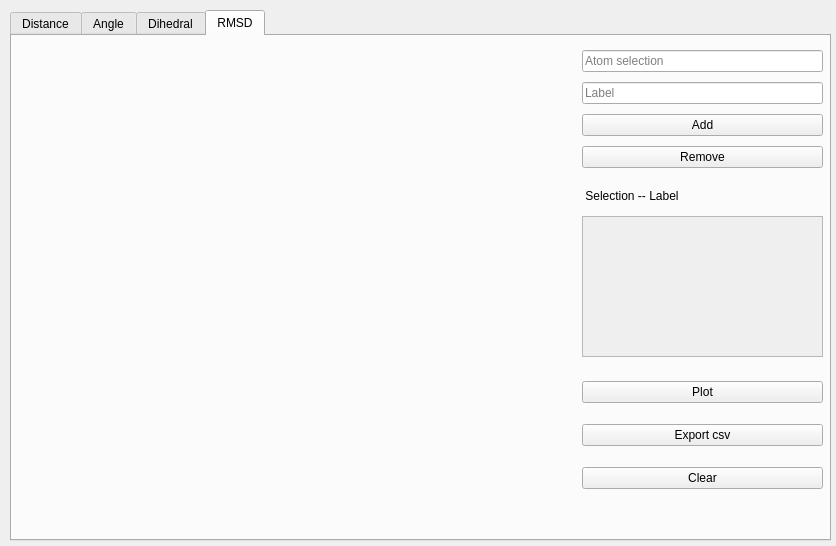
The window that ui_files/measures.ui (CAMDgraz/SmarTSzyme_plugin) describes before a commit, drawn with Qt 5.
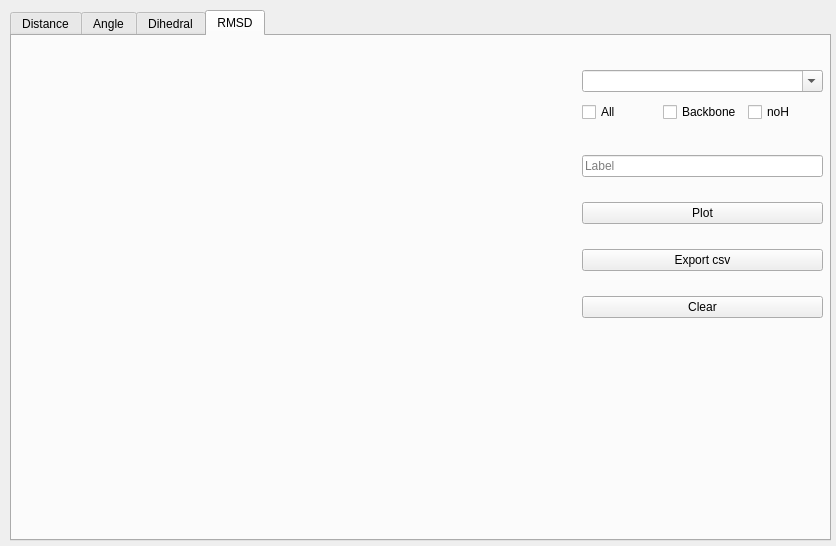
The same window after the commit. The open tabs and pages were chosen to show the change.

What changed in the file:
```diff
--- a/ui_files/measures.ui
+++ b/ui_files/measures.ui
@@ -401,77 +401,80 @@
        <height>481</height>
       </rect>
      </property>
-     <layout class="QVBoxLayout" name="verticalLayout_4"/>
+     <layout class="QVBoxLayout" name="verticalLayout_4">
+      <item>
+       <layout class="QVBoxLayout" name="verticalLayout_7">
+        <item>
+         <layout class="QHBoxLayout" name="horizontalLayout_5"/>
+        </item>
+       </layout>
+      </item>
+     </layout>
     </widget>
     <widget class="QWidget" name="verticalLayoutWidget_8">
      <property name="geometry">
       <rect>
        <x>570</x>
-       <y>10</y>
+       <y>30</y>
        <width>241</width>
-       <height>126</height>
+       <height>61</height>
       </rect>
      </property>
-     <layout class="QVBoxLayout" name="verticalLayout_7">
+     <layout class="QVBoxLayout" name="verticalLayout_13">
       <item>
-       <widget class="QLineEdit" name="edit_atom4">
-        <property name="text">
-         <string/>
+       <widget class="QComboBox" name="combo_atoms4">
+        <property name="editable">
+         <bool>true</bool>
         </property>
-        <property name="placeholderText">
-         <string>Atom selection</string>
-        </property>
        </widget>
       </item>
       <item>
-       <widget class="QLineEdit" name="edit_label4">
-        <property name="text">
-         <string/>
-        </property>
-        <property name="placeholderText">
-         <string>Label</string>
-        </property>
-       </widget>
+       <layout class="QHBoxLayout" name="horizontalLayout">
+        <item>
+         <widget class="QCheckBox" name="check_all">
+          <property name="text">
+           <string>All</string>
+          </property>
+         </widget>
+        </item>
+        <item>
+         <widget class="QCheckBox" name="check_back">
+          <property name="text">
+           <string>Backbone</string>
+          </property>
+         </widget>
+        </item>
+        <item>
+         <widget class="QCheckBox" name="check_noH">
+          <property name="text">
+           <string>noH</string>
+          </property>
+         </widget>
+        </item>
+       </layout>
       </item>
-      <item>
-       <widget class="QPushButton" name="button_add4">
-        <property name="text">
-         <string>Add</string>
-        </property>
-       </widget>
-      </item>
-      <item>
-       <widget class="QPushButton" name="button_remove4">
-        <property name="text">
-         <string>Remove</string>
-        </property>
-       </widget>
-      </item>
      </layout>
     </widget>
-    <widget class="QPlainTextEdit" name="edit_show4">
-     <property name="enabled">
-      <bool>false</bool>
-     </property>
-     <property name="geometry">
-      <rect>
-       <x>570</x>
-       <y>180</y>
-       <width>241</width>
-       <height>141</height>
-      </rect>
-     </property>
-    </widget>
     <widget class="QWidget" name="verticalLayoutWidget_5">
      <property name="geometry">
       <rect>
        <x>570</x>
-       <y>330</y>
+       <y>100</y>
        <width>241</width>
-       <height>141</height>
+       <height>201</height>
       </rect>
      </property>
      <layout class="QVBoxLayout" name="verticalLayout">
+      <item>
+       <widget class="QLineEdit" name="edit_label4">
+        <property name="text">
+         <string/>
+        </property>
+        <property name="placeholderText">
+         <string>Label</string>
+        </property>
+       </widget>
+      </item>
       <item>
        <widget class="QPushButton" name="button_plot4">
         <property name="text">
@@ -495,19 +498,6 @@
       </item>
      </layout>
     </widget>
-    <widget class="QLabel" name="label_4">
-     <property name="geometry">
-      <rect>
-       <x>570</x>
-       <y>150</y>
-       <width>131</width>
-       <height>19</height>
-      </rect>
-     </property>
-     <property name="text">
-      <string> Selection -- Label</string>
-     </property>
-    </widget>
    </widget>
   </widget>
  </widget>
```
Left out of the diff: 190 changed lines with no effect on the pictures.
